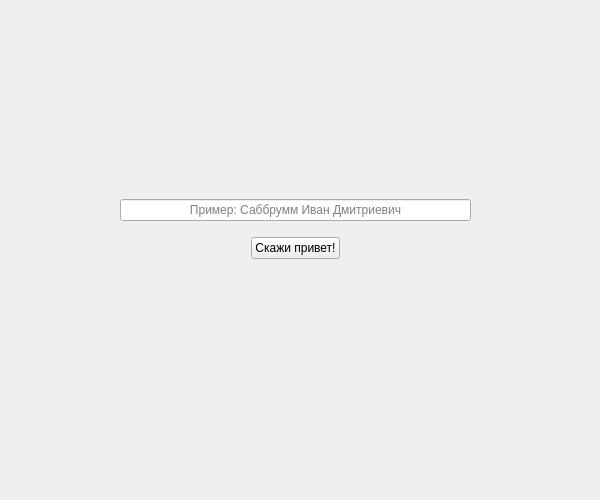
Above: mainwindow.ui from Sabbrumm/cnova_hello before the change. Below: the same form after it.
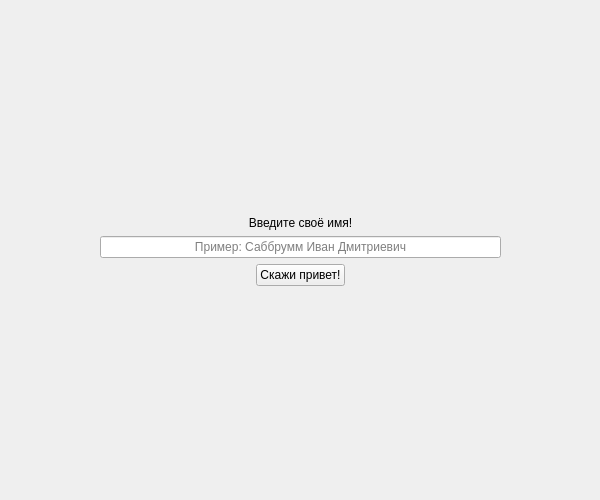
That is the form after the change. Icons and pictures are not drawn.

Patch:
```diff
--- a/mainwindow.ui
+++ b/mainwindow.ui
@@ -44,27 +44,86 @@
    <property name="enabled">
     <bool>true</bool>
    </property>
+   <property name="sizePolicy">
+    <sizepolicy hsizetype="Preferred" vsizetype="Preferred">
+     <horstretch>0</horstretch>
+     <verstretch>0</verstretch>
+    </sizepolicy>
+   </property>
    <property name="acceptDrops">
     <bool>false</bool>
    </property>
    <widget class="QWidget" name="verticalLayoutWidget">
     <property name="geometry">
      <rect>
-      <x>120</x>
-      <y>189</y>
-      <width>351</width>
-      <height>81</height>
+      <x>0</x>
+      <y>0</y>
+      <width>601</width>
+      <height>501</height>
      </rect>
     </property>
     <layout class="QVBoxLayout" name="verticalLayout">
      <property name="sizeConstraint">
       <enum>QLayout::SetDefaultConstraint</enum>
      </property>
+     <property name="topMargin">
+      <number>1</number>
+     </property>
      <item>
-      <widget class="QLineEdit" name="nameInput">
+      <spacer name="verticalSpacer_2">
+       <property name="orientation">
+        <enum>Qt::Vertical</enum>
+       </property>
+       <property name="sizeHint" stdset="0">
+        <size>
+         <width>20</width>
+         <height>40</height>
+        </size>
+       </property>
+      </spacer>
+     </item>
+     <item>
+      <widget class="QLabel" name="label">
+       <property name="midLineWidth">
+        <number>2</number>
+       </property>
+       <property name="text">
+        <string>Введите своё имя!</string>
+       </property>
+       <property name="alignment">
+        <set>Qt::AlignCenter</set>
+       </property>
+      </widget>
+     </item>
+     <item>
+      <layout class="QHBoxLayout" name="horizontalLayout_4">
+       <item>
+        <spacer name="horizontalSpacer_5">
+         <property name="orientation">
+          <enum>Qt::Horizontal</enum>
+         </property>
+         <property name="sizeType">
+          <enum>QSizePolicy::Fixed</enum>
+         </property>
+         <property name="sizeHint" stdset="0">
+          <size>
+           <width>100</width>
+           <height>20</height>
+          </size>
+         </property>
+        </spacer>
+       </item>
+       <item>
+        <widget class="QLineEdit" name="FIOInput">
        <property name="enabled">
         <bool>true</bool>
        </property>
+         <property name="maximumSize">
+          <size>
+           <width>16777215</width>
+           <height>24</height>
+          </size>
+         </property>
        <property name="focusPolicy">
         <enum>Qt::StrongFocus</enum>
        </property>
@@ -107,9 +166,32 @@
       </widget>
      </item>
      <item>
-      <layout class="QHBoxLayout" name="horizontalLayout">
+        <spacer name="horizontalSpacer_6">
+         <property name="orientation">
+          <enum>Qt::Horizontal</enum>
+         </property>
+         <property name="sizeType">
+          <enum>QSizePolicy::Fixed</enum>
+         </property>
+         <property name="sizeHint" stdset="0">
+          <size>
+           <width>100</width>
+           <height>20</height>
+          </size>
+         </property>
+        </spacer>
+       </item>
+      </layout>
+     </item>
        <item>
-        <spacer name="horizontalSpacer">
+      <layout class="QVBoxLayout" name="verticalLayout_5">
+       <property name="sizeConstraint">
+        <enum>QLayout::SetDefaultConstraint</enum>
+       </property>
+       <item>
+        <layout class="QHBoxLayout" name="horizontalLayout_2">
+         <item>
+          <spacer name="horizontalSpacer_3">
          <property name="orientation">
           <enum>Qt::Horizontal</enum>
          </property>
@@ -122,7 +204,7 @@
         </spacer>
        </item>
        <item>
-        <widget class="QPushButton" name="actionButton">
+          <widget class="QPushButton" name="btnHello">
          <property name="text">
           <string>Скажи привет!</string>
          </property>
@@ -141,7 +223,7 @@
         </widget>
        </item>
        <item>
-        <spacer name="horizontalSpacer_2">
+          <spacer name="horizontalSpacer_4">
          <property name="orientation">
           <enum>Qt::Horizontal</enum>
          </property>
@@ -154,6 +236,24 @@
         </spacer>
        </item>
       </layout>
+       </item>
+      </layout>
+     </item>
+     <item>
+      <spacer name="verticalSpacer_3">
+       <property name="orientation">
+        <enum>Qt::Vertical</enum>
+       </property>
+       <property name="sizeType">
+        <enum>QSizePolicy::Expanding</enum>
+       </property>
+       <property name="sizeHint" stdset="0">
+        <size>
+         <width>20</width>
+         <height>40</height>
+        </size>
+       </property>
+      </spacer>
      </item>
     </layout>
    </widget>
```
Left out of the diff: 11 changed lines with no effect on the pictures. Lines whose indentation alone changed are shown as unchanged.
